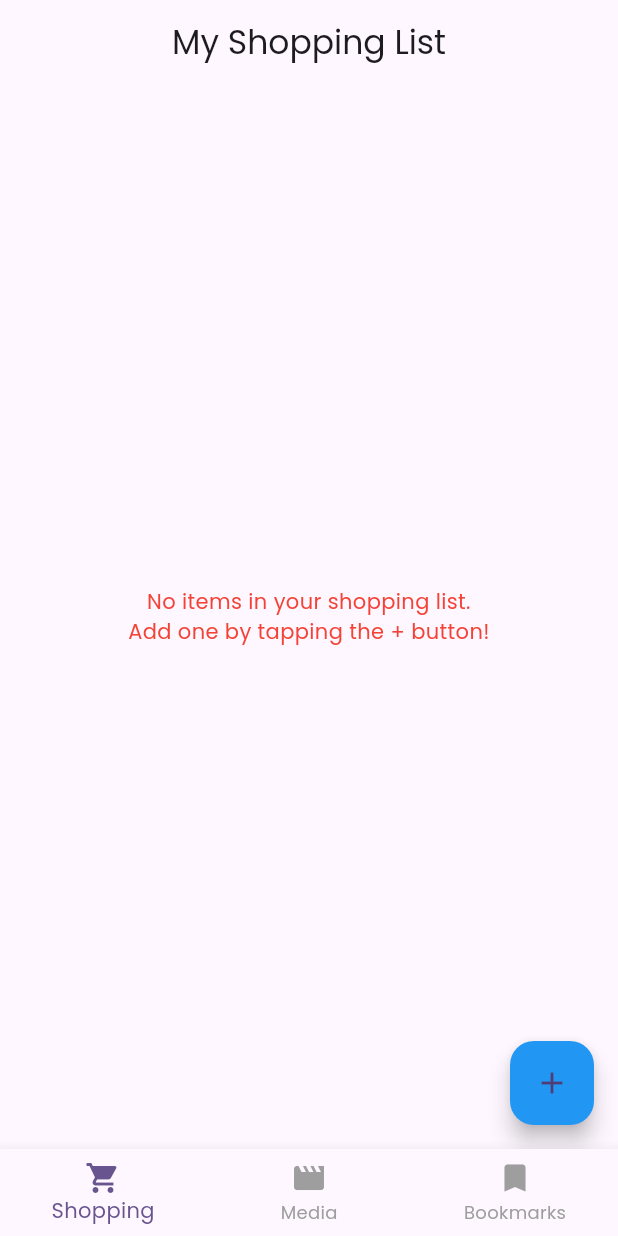
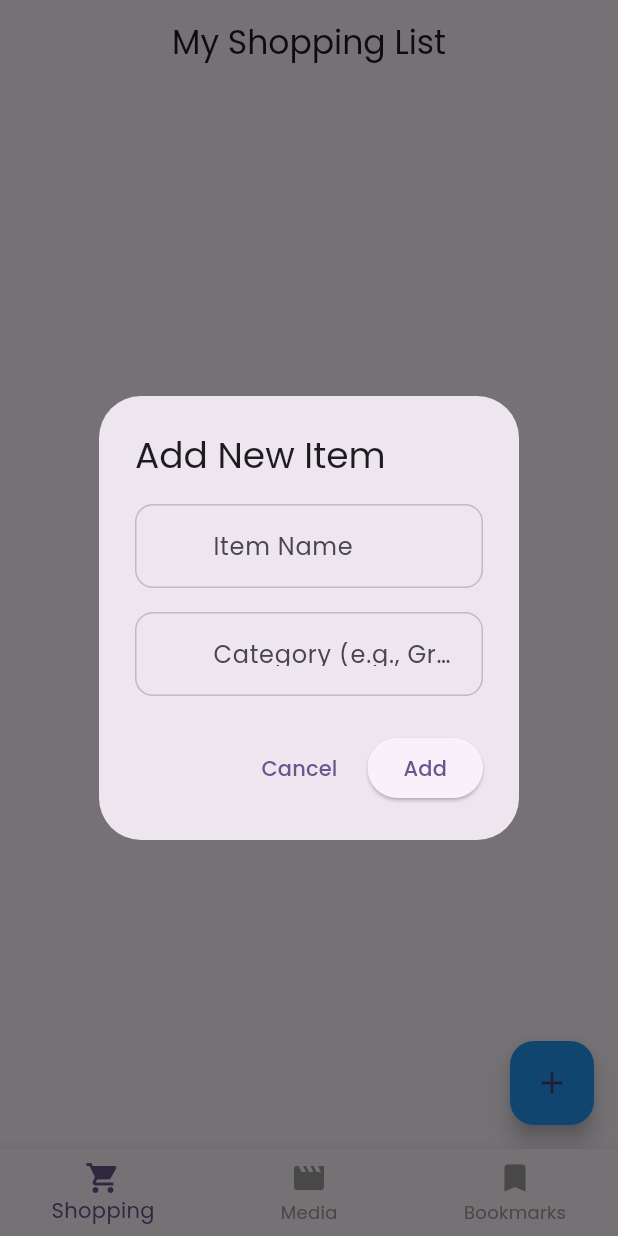
Before and after one commit to SaidurRahman1004/pocketvault, a Flutter app: the screen it shows after launch, after a tap on the "add" icon, on a phone screen of 412 x 824 dp. Run offline on Flutter 3.47's test engine with Material 3 defaults, Android fonts, the phone set to English and light mode, and no system bars; our stand-ins replace google_fonts, sqflite; accounts and stored records are empty.

Commit message:
Shopping Curd Done

```diff
--- a/lib/features/shopping/providers/shopping_provider.dart
+++ b/lib/features/shopping/providers/shopping_provider.dart
@@ -22,7 +22,7 @@ class ShoppingProvider extends ChangeNotifier {
   }
 
   //add item
-  Future<void> addItems(ShoppingItem item) async {
+  Future<void> addItem(ShoppingItem item) async {
     await _dbHelper.addShoppingItem(item);
     //after adding load _shoppingItems
     loadItems();
--- a/lib/features/shopping/screens/shopping_list_screen.dart
+++ b/lib/features/shopping/screens/shopping_list_screen.dart
@@ -1,6 +1,8 @@
 import 'package:flutter/material.dart';
 import 'package:pocketvault/features/shopping/providers/shopping_provider.dart';
 import 'package:provider/provider.dart';
+
+import '../widgets/add_item_dialog.dart';
 
 class ShoppingListScreen extends StatefulWidget {
   const ShoppingListScreen({super.key});
@@ -75,7 +77,9 @@ class _ShoppingListScreenState extends State<ShoppingListScreen> {
         },
       ),
       floatingActionButton: FloatingActionButton(
-        onPressed: () {},
+        onPressed: () async{
+          await showAddItemDialog(context);
+        },
         child: const Icon(Icons.add),
         backgroundColor: Colors.blue,
       ),
--- /dev/null
+++ b/lib/features/shopping/widgets/add_item_dialog.dart
@@ -0,0 +1,99 @@
+import 'package:flutter/material.dart';
+import 'package:pocketvault/data/models/shopping_item_model.dart';
+import 'package:pocketvault/widgets/custo_snk.dart';
+import 'package:pocketvault/widgets/custom_text_field.dart';
+import 'package:provider/provider.dart';
+
+import '../../../widgets/CenterCircularProgressIndicator.dart';
+import '../providers/shopping_provider.dart';
+
+Future<void> showAddItemDialog(BuildContext context) async{
+  final formKey = GlobalKey<FormState>();
+  final nameController = TextEditingController();
+  final categoryController = TextEditingController();
+  bool isLoading = false;
+  return showDialog(
+    context: context,
+    barrierDismissible: false,
+    // when loading then user tap outside but its not Clased
+    builder: (BuildContext context) {
+      return StatefulBuilder(
+        builder: (context, setDialogState) {
+          return AlertDialog(
+            title: const Text('Add New Item'),
+            content: Form(
+              key: formKey,
+
+              child: Column(
+                mainAxisSize: MainAxisSize.min,
+                children: <Widget>[
+                  CustomTextField(
+                    controller: nameController,
+                    lableText: 'Item Name',
+                    validator: (value) {
+                      if (value == null || value.isEmpty) {
+                        return 'Please Enter Item Name';
+                      }
+                      return null;
+                    },
+                  ),
+                  const SizedBox(height: 16),
+                  CustomTextField(
+                    controller: categoryController,
+                    lableText: 'Category (e.g., Groceries)',
+                    validator: (value) {
+                      if (value == null || value.isEmpty) {
+                        return 'Please enter a category';
+                      }
+                      return null;
+                    },
+                  ),
+                ],
+              ),
+            ),
+            actions: <Widget>[
+              TextButton(
+                onPressed: isLoading ? null : () => Navigator.of(context).pop(),
+                child: const Text('Cancel'),
+              ),
+              Visibility(
+                visible: !isLoading,
+                replacement: CenterCircularProgressIndicator(),
+                child: ElevatedButton(
+                  onPressed: () async {
+                    try {
+                      if (formKey.currentState!.validate()) {
+                        setDialogState(() {
+                          isLoading = true;
+                        });
+                        final newItem = ShoppingItem(
+                          name: nameController.text.trim(),
+                          category: categoryController.text.trim(),
+                          isBought: false,
+                        );
+                        //add item to database
+                        await Provider.of<ShoppingProvider>(
+                          context,
+                          listen: false,
+                        ).addItem(newItem);
+                        Navigator.of(context).pop();
+                        mySnkmsg('Item Added Successfull', context);
+                      }
+                    } catch (e) {
+                      setDialogState(() {
+                        isLoading = false;
+                      });
+                      mySnkmsg('Error Adding Item', context);
+                      debugPrint(e.toString());
+                    }
+                  },
+                  child: const Text('Add'),
+                ),
+              ),
+            ],
+          );
+        },
+      );
+    },
+  );
+}
--- /dev/null
+++ b/lib/widgets/custom_text_field.dart
@@ -0,0 +1,52 @@
+import 'package:flutter/material.dart';
+
+class CustomTextField extends StatelessWidget {
+  final TextEditingController controller;
+
+  final String lableText;
+  final String? hintText;
+  final IconData? icon;
+  final bool obscureText;
+  final bool isPassword;
+  final int maxLine;
+  final String? Function(String?)? validator;
+  final TextInputType keyboardType;
+
+  const CustomTextField({
+    super.key,
+    required this.controller,
+    required this.lableText,
+    this.hintText,
+    this.icon,
+    this.obscureText = false,
+    this.isPassword = false,
+    this.maxLine = 1,
+    this.validator,
+    this.keyboardType = TextInputType.text,
+  });
+
+  @override
+  Widget build(BuildContext context) {
+    return TextFormField(
+      controller: controller,
+      obscureText: obscureText,
+      validator: validator,
+      keyboardType: keyboardType,
+      maxLines: maxLine,
+      decoration: InputDecoration(
+        prefixIcon: Icon(icon),
+        labelText: lableText,
+        hintText: hintText,
+        border: OutlineInputBorder(borderRadius: BorderRadius.circular(12)),
+        enabledBorder: OutlineInputBorder(
+          borderRadius: BorderRadius.circular(12),
+          borderSide: BorderSide(color: Colors.grey.shade400),
+        ),
+        focusedBorder: OutlineInputBorder(
+          borderRadius: BorderRadius.circular(12),
+          borderSide: const BorderSide(color: Colors.teal, width: 2),
+        ),
+      ),
+    );
+  }
+}
```
Also changed, not shown: lib/widgets/CenterCircularProgressIndicator.dart (added, +15 -0 lines), lib/widgets/custo_snk.dart (added, +12 -0 lines), lib/widgets/custom_button.dart (added, +75 -0 lines).
